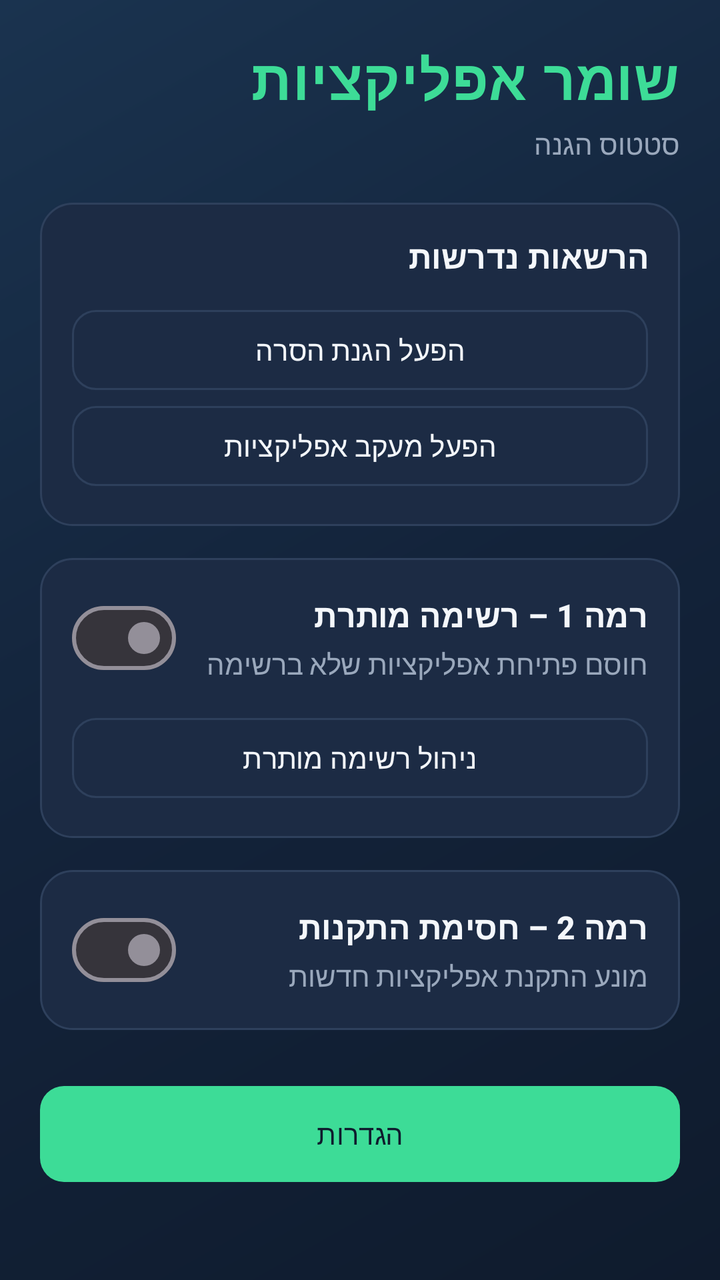
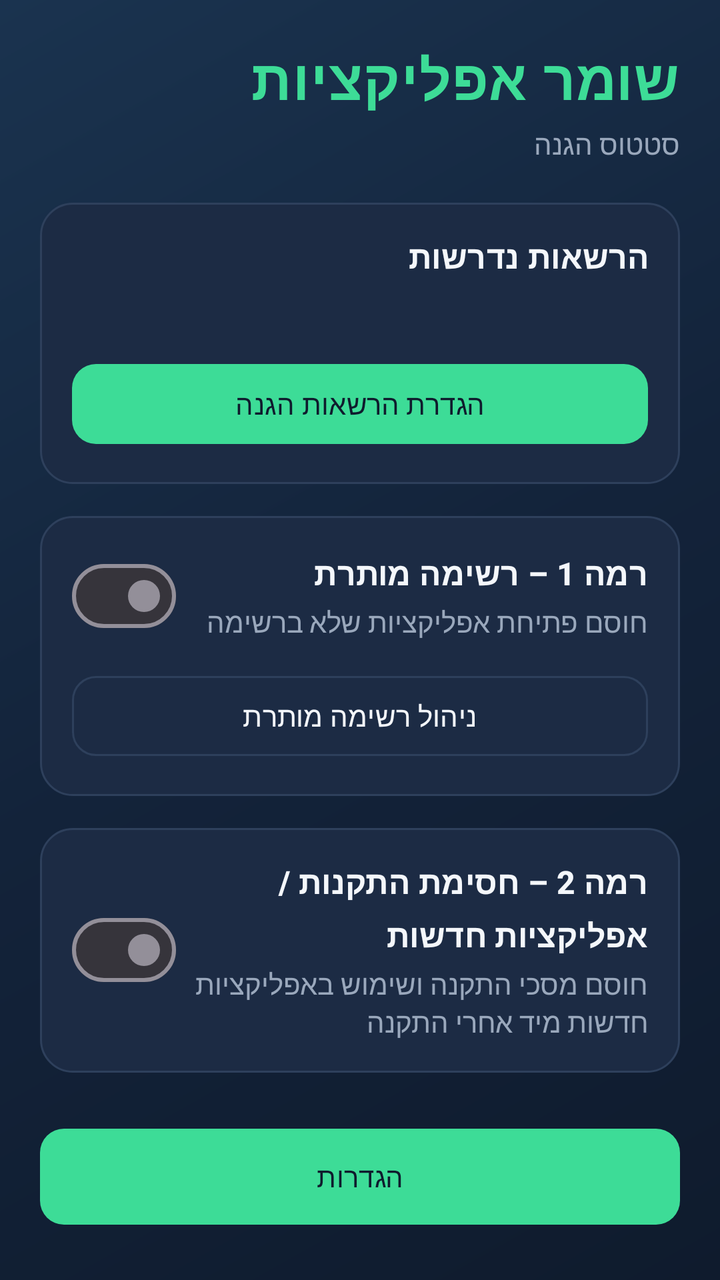

Before-and-after screenshots of an Android layout around one commit, followed by the original layout XML and the change that was made.
<!-- AndroidManifest.xml: application theme Theme.AppGuard -->
<!-- res/layout/activity_main.xml -->
<?xml version="1.0" encoding="utf-8"?>
<ScrollView xmlns:android="http://schemas.android.com/apk/res/android"
    xmlns:app="http://schemas.android.com/apk/res-auto"
    android:layout_width="match_parent"
    android:layout_height="match_parent"
    android:background="@drawable/bg_gradient"
    android:layoutDirection="rtl"
    android:fillViewport="true">

    <LinearLayout
        android:layout_width="match_parent"
        android:layout_height="wrap_content"
        android:orientation="vertical"
        android:padding="20dp">

        <TextView
            style="@style/Text.Brand"
            android:layout_width="match_parent"
            android:layout_height="wrap_content"
            android:text="@string/app_name"
            android:textSize="28sp" />

        <TextView
            android:layout_width="match_parent"
            android:layout_height="wrap_content"
            android:layout_marginTop="4dp"
            android:text="@string/protection_status"
            android:textColor="@color/text_secondary" />

        <LinearLayout
            android:layout_width="match_parent"
            android:layout_height="wrap_content"
            android:layout_marginTop="20dp"
            android:background="@drawable/bg_panel"
            android:orientation="vertical"
            android:padding="16dp">

            <TextView
                style="@style/Text.Section"
                android:layout_width="match_parent"
                android:layout_height="wrap_content"
                android:text="@string/required_permissions" />

            <com.google.android.material.button.MaterialButton
                android:id="@+id/btnDeviceAdmin"
                style="@style/Widget.AppGuard.Button.Outlined"
                android:layout_width="match_parent"
                android:layout_height="wrap_content"
                android:layout_marginTop="12dp"
                android:text="@string/enable_device_admin" />

            <com.google.android.material.button.MaterialButton
                android:id="@+id/btnAccessibility"
                style="@style/Widget.AppGuard.Button.Outlined"
                android:layout_width="match_parent"
                android:layout_height="wrap_content"
                android:text="@string/enable_accessibility" />
        </LinearLayout>

        <LinearLayout
            android:layout_width="match_parent"
            android:layout_height="wrap_content"
            android:layout_marginTop="16dp"
            android:background="@drawable/bg_panel"
            android:orientation="vertical"
            android:padding="16dp">

            <LinearLayout
                android:layout_width="match_parent"
                android:layout_height="wrap_content"
                android:gravity="center_vertical"
                android:orientation="horizontal">

                <LinearLayout
                    android:layout_width="0dp"
                    android:layout_height="wrap_content"
                    android:layout_weight="1"
                    android:orientation="vertical">

                    <TextView
                        style="@style/Text.Section"
                        android:layout_width="match_parent"
                        android:layout_height="wrap_content"
                        android:text="@string/level1_title" />

                    <TextView
                        android:layout_width="match_parent"
                        android:layout_height="wrap_content"
                        android:layout_marginTop="4dp"
                        android:text="@string/level1_desc"
                        android:textColor="@color/text_secondary" />
                </LinearLayout>

                <com.google.android.material.materialswitch.MaterialSwitch
                    android:id="@+id/switchAllowlist"
                    android:layout_width="wrap_content"
                    android:layout_height="wrap_content" />
            </LinearLayout>

            <com.google.android.material.button.MaterialButton
                android:id="@+id/btnAllowlist"
                style="@style/Widget.AppGuard.Button.Outlined"
                android:layout_width="match_parent"
                android:layout_height="wrap_content"
                android:layout_marginTop="12dp"
                android:text="@string/manage_allowlist" />
        </LinearLayout>

        <LinearLayout
            android:layout_width="match_parent"
            android:layout_height="wrap_content"
            android:layout_marginTop="16dp"
            android:background="@drawable/bg_panel"
            android:orientation="vertical"
            android:padding="16dp">

            <LinearLayout
                android:layout_width="match_parent"
                android:layout_height="wrap_content"
                android:gravity="center_vertical"
                android:orientation="horizontal">

                <LinearLayout
                    android:layout_width="0dp"
                    android:layout_height="wrap_content"
                    android:layout_weight="1"
                    android:orientation="vertical">

                    <TextView
                        style="@style/Text.Section"
                        android:layout_width="match_parent"
                        android:layout_height="wrap_content"
                        android:text="@string/level2_title" />

                    <TextView
                        android:layout_width="match_parent"
                        android:layout_height="wrap_content"
                        android:layout_marginTop="4dp"
                        android:text="@string/level2_desc"
                        android:textColor="@color/text_secondary" />
                </LinearLayout>

                <com.google.android.material.materialswitch.MaterialSwitch
                    android:id="@+id/switchInstallBlock"
                    android:layout_width="wrap_content"
                    android:layout_height="wrap_content" />
            </LinearLayout>
        </LinearLayout>

        <com.google.android.material.button.MaterialButton
            android:id="@+id/btnSettings"
            android:layout_width="match_parent"
            android:layout_height="56dp"
            android:layout_marginTop="24dp"
            android:text="@string/settings" />
    </LinearLayout>
</ScrollView>
<!-- resources referenced by this layout -->
<resources>
  <color name="text_secondary">#9AA8BC</color>
  <!-- drawable bg_gradient (drawable) -->
  <?xml version="1.0" encoding="utf-8"?>
  <shape xmlns:android="http://schemas.android.com/apk/res/android"
      android:shape="rectangle">
      <gradient
          android:angle="135"
          android:startColor="#0F1B2D"
          android:centerColor="#13233A"
          android:endColor="#1A334F"
          android:type="linear" />
  </shape>
  <!-- drawable bg_panel (drawable) -->
  <?xml version="1.0" encoding="utf-8"?>
  <shape xmlns:android="http://schemas.android.com/apk/res/android"
      android:shape="rectangle">
      <solid android:color="@color/surface" />
      <corners android:radius="16dp" />
      <stroke
          android:width="1dp"
          android:color="@color/stroke" />
  </shape>
  <string name="app_name">שומר אפליקציות</string>
  <string name="enable_accessibility">הפעל מעקב אפליקציות</string>
  <string name="enable_device_admin">הפעל הגנת הסרה</string>
  <string name="level1_desc">חוסם פתיחת אפליקציות שלא ברשימה</string>
  <string name="level1_title">רמה 1 – רשימה מותרת</string>
  <string name="level2_desc">מונע התקנת אפליקציות חדשות</string>
  <string name="level2_title">רמה 2 – חסימת התקנות</string>
  <string name="manage_allowlist">ניהול רשימה מותרת</string>
  <string name="protection_status">סטטוס הגנה</string>
  <string name="required_permissions">הרשאות נדרשות</string>
  <string name="settings">הגדרות</string>
  <style name="Text.Brand" parent="TextAppearance.Material3.HeadlineLarge">
          <item name="android:textColor">@color/accent</item>
          <item name="android:textStyle">bold</item>
          <item name="android:letterSpacing">0.02</item>
      </style>
  <style name="Text.Section" parent="TextAppearance.Material3.TitleMedium">
          <item name="android:textColor">@color/text_primary</item>
          <item name="android:textStyle">bold</item>
      </style>
  <style name="Widget.AppGuard.Button.Outlined" parent="Widget.Material3.Button.OutlinedButton">
          <item name="strokeColor">@color/stroke</item>
          <item name="android:textColor">@color/text_primary</item>
          <item name="cornerRadius">12dp</item>
      </style>
  <style name="Theme.AppGuard" parent="Theme.Material3.Dark.NoActionBar">
          <item name="colorPrimary">@color/accent</item>
          <item name="colorPrimaryContainer">@color/accent_dim</item>
          <item name="colorOnPrimary">@color/bg</item>
          <item name="colorSecondary">@color/warning</item>
          <item name="colorError">@color/danger</item>
          <item name="android:statusBarColor">@color/bg</item>
          <item name="android:navigationBarColor">@color/bg</item>
          <item name="android:windowBackground">@color/bg</item>
          <item name="android:textColorPrimary">@color/text_primary</item>
          <item name="android:textColorSecondary">@color/text_secondary</item>
          <item name="materialButtonStyle">@style/Widget.AppGuard.Button</item>
      </style>
  <color name="surface">#1C2B44</color>
  <color name="stroke">#2E405C</color>
  <color name="accent">#3DDC97</color>
  <color name="text_primary">#F4F7FB</color>
  <color name="accent_dim">#2A9B6C</color>
  <color name="bg">#0F1B2D</color>
  <color name="warning">#FFCC66</color>
  <color name="danger">#F07178</color>
  <style name="Widget.AppGuard.Button" parent="Widget.Material3.Button">
          <item name="backgroundTint">@color/accent</item>
          <item name="android:textColor">@color/bg</item>
          <item name="cornerRadius">12dp</item>
      </style>
</resources>

<!-- the commit's change to res/layout/activity_main.xml (unified diff, before → after) -->
@@ -1,6 +1,5 @@
 <?xml version="1.0" encoding="utf-8"?>
 <ScrollView xmlns:android="http://schemas.android.com/apk/res/android"
-    xmlns:app="http://schemas.android.com/apk/res-auto"
     android:layout_width="match_parent"
     android:layout_height="match_parent"
     android:background="@drawable/bg_gradient"
@@ -41,20 +40,19 @@
                 android:layout_height="wrap_content"
                 android:text="@string/required_permissions" />
 
+            <TextView
+                android:id="@+id/permissionsSummary"
+                android:layout_width="match_parent"
+                android:layout_height="wrap_content"
+                android:layout_marginTop="8dp"
+                android:textColor="@color/text_secondary" />
+
             <com.google.android.material.button.MaterialButton
-                android:id="@+id/btnDeviceAdmin"
-                style="@style/Widget.AppGuard.Button.Outlined"
+                android:id="@+id/btnSetupPermissions"
                 android:layout_width="match_parent"
                 android:layout_height="wrap_content"
                 android:layout_marginTop="12dp"
-                android:text="@string/enable_device_admin" />
-
-            <com.google.android.material.button.MaterialButton
-                android:id="@+id/btnAccessibility"
-                style="@style/Widget.AppGuard.Button.Outlined"
-                android:layout_width="match_parent"
-                android:layout_height="wrap_content"
-                android:text="@string/enable_accessibility" />
+                android:text="@string/open_setup" />
         </LinearLayout>
 
         <LinearLayout
<!-- resource entries referenced after the edit -->
@@ -23,13 +23,12 @@
           android:color="@color/stroke" />
   </shape>
   <string name="app_name">שומר אפליקציות</string>
-  <string name="enable_accessibility">הפעל מעקב אפליקציות</string>
-  <string name="enable_device_admin">הפעל הגנת הסרה</string>
   <string name="level1_desc">חוסם פתיחת אפליקציות שלא ברשימה</string>
   <string name="level1_title">רמה 1 – רשימה מותרת</string>
-  <string name="level2_desc">מונע התקנת אפליקציות חדשות</string>
-  <string name="level2_title">רמה 2 – חסימת התקנות</string>
+  <string name="level2_desc">חוסם מסכי התקנה ושימוש באפליקציות חדשות מיד אחרי התקנה</string>
+  <string name="level2_title">רמה 2 – חסימת התקנות / אפליקציות חדשות</string>
   <string name="manage_allowlist">ניהול רשימה מותרת</string>
+  <string name="open_setup">הגדרת הרשאות הגנה</string>
   <string name="protection_status">סטטוס הגנה</string>
   <string name="required_permissions">הרשאות נדרשות</string>
   <string name="settings">הגדרות</string>
